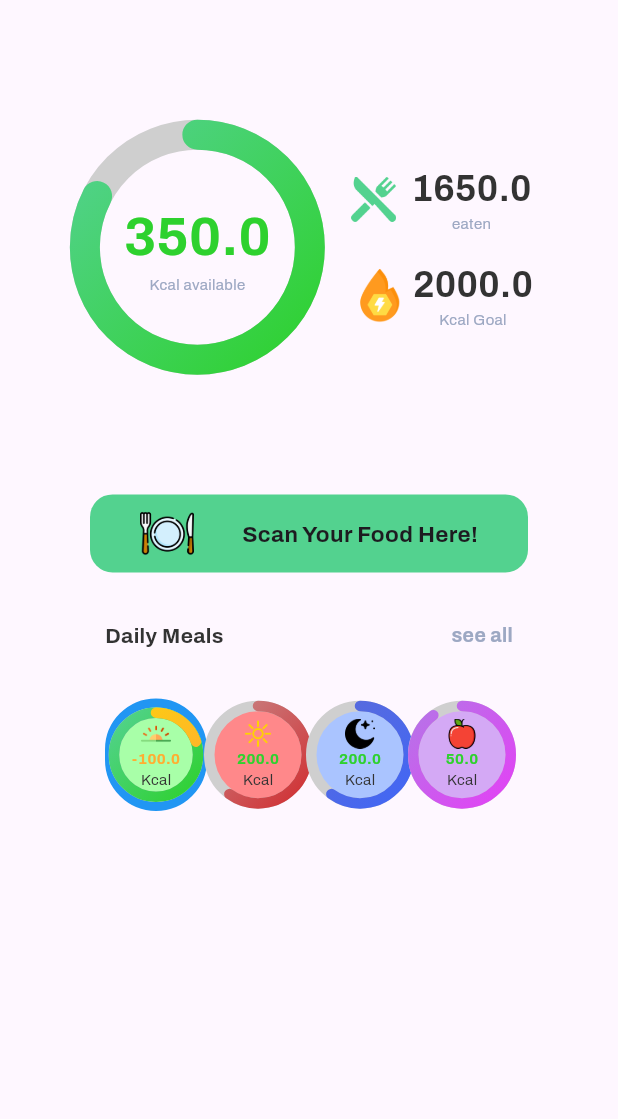
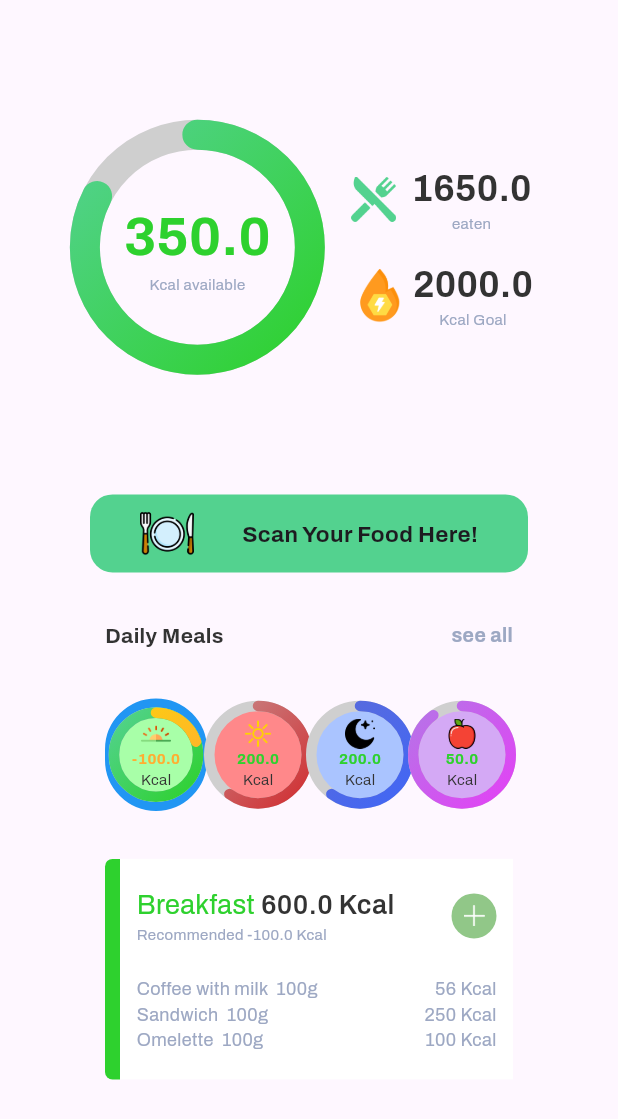
Before and after one commit to EdgarTanamal/Nutriwise, a Flutter app: the HomeScreen screen opened by its route, on a phone screen of 412 x 824 dp. Shown: the top 1119 px of the screen. Run offline on Flutter 3.47's test engine with Material 3 defaults, Android fonts, the light colour scheme and no system bars; our stand-ins replace cloud_firestore, firebase_auth, firebase_core, google_fonts, share_plus, shared_preferences; missing offline and left inert: json_cache; accounts and stored records are empty.

Commit message:
daily Meals Card

```diff
--- a/lib/shared/const.dart
+++ b/lib/shared/const.dart
@@ -22,10 +22,11 @@ class AppColors{
 
 
   static const Color backgroundColor = Color(0xFFF5F5F5); // Light grey
-
+  static const Color backgroundCard = Color(0xFFFFFFFF);
 
   static const Color textColor = Color(0xFF333333); // Dark grey
   static const Color subText = Color(0xFF9DA8C3); // light blue
+  static const Color button = Color(0xFF91C788);
 }
 
 class AppGradients {
@@ -90,6 +91,7 @@ class AppPicture{
   static const String moonPicture = "assets/images/moon.png";
   static const String afternoonPicture = "assets/images/weather.png";
   static const String snackPicture = "assets/images/apple.png";
+  static const String plusPicture = "assets/images/plus.png";
 }
 
 
--- a/lib/view/pages/home_page.dart
+++ b/lib/view/pages/home_page.dart
@@ -6,7 +6,7 @@ class HomeScreen extends StatefulWidget {
 }
 
 class _HomeScreenState extends State<HomeScreen> {
-  String selectedMeal = "breakfast";
+  String selectedMeal = "Breakfast";
   @override
   Widget build(BuildContext context) {
     //calorie consumption
@@ -21,13 +21,31 @@ class _HomeScreenState extends State<HomeScreen> {
     double snackGoal = 500;
 
 
+    double calorieConsumed =0;
+    double calorieGoal= 0;
+    if (selectedMeal == "Breakfast") {
+      calorieConsumed = breakfastCalorie;
+      calorieGoal = breakfastGoal;
+    } else if (selectedMeal == "Lunch") {
+      calorieConsumed = lunchCalorie;
+      calorieGoal = lunchGoal;
+    } else if (selectedMeal == "Dinner") {
+      calorieConsumed = dinnerCalorie;
+      calorieGoal = dinnerGoal;
+    } else if (selectedMeal == "Snack") {
+      calorieConsumed = snackCalorie;
+      calorieGoal = snackGoal;
+    }
+
+
     //algorithm to calculate total calorie consumption and goal
     double totalcalorieConsumed = breakfastCalorie+lunchCalorie+dinnerCalorie+snackCalorie;
-    double calorieGoal=breakfastGoal+lunchGoal+dinnerGoal+snackGoal;
+    double totalcalorieGoal=breakfastGoal+lunchGoal+dinnerGoal+snackGoal;
 
     double screenHeight = MediaQuery.of(context).size.height;
     return Scaffold(
-      body: Column(
+      body: SingleChildScrollView(
+        child: Column(
           children: [
             Container(
               height: screenHeight*0.4,
@@ -45,7 +63,7 @@ class _HomeScreenState extends State<HomeScreen> {
                         CalorieProgressIndicator(
                           gradient: AppGradients.greenGradient,
                           calorieConsumed: totalcalorieConsumed,
-                        calorieGoal: calorieGoal,
+                          calorieGoal: totalcalorieGoal,
                           strokeWidth: 20,
                           sized:150,
                           name: "Kcal available",
@@ -100,7 +118,7 @@ class _HomeScreenState extends State<HomeScreen> {
                               crossAxisAlignment: CrossAxisAlignment.center,
                               children: [
                                 Text(
-                                  "$calorieGoal",
+                                    "$totalcalorieGoal",
                                     style: GoogleFonts.archivo(fontSize: 24, color: AppColors.textColor, fontWeight: FontWeight.bold)
                                 ),
                                 Text(
@@ -171,7 +189,7 @@ class _HomeScreenState extends State<HomeScreen> {
                           child: GestureDetector(
                             onTap: () {
                               setState(() {
-                              selectedMeal = "breakfast";
+                                selectedMeal = "Breakfast";
                               });
                             },
                             child: CalorieProgressIndicator(
@@ -182,7 +200,7 @@ class _HomeScreenState extends State<HomeScreen> {
                               name: "Kcal",
                               totalCalorie: false,
                               gradient: AppGradients.greenGradient,
-                            isSelected: selectedMeal == "breakfast",
+                              isSelected: selectedMeal == "Breakfast",
                               picture: AppPicture.sunrisePicture,
                               color: AppColors.breakfastBG,
                             ),
@@ -192,7 +210,7 @@ class _HomeScreenState extends State<HomeScreen> {
                           child: GestureDetector(
                             onTap: () {
                               setState(() {
-                              selectedMeal = "lunch";
+                                selectedMeal = "Lunch";
                               });
                             },
                             child: CalorieProgressIndicator(
@@ -205,7 +223,7 @@ class _HomeScreenState extends State<HomeScreen> {
                               picture: AppPicture.afternoonPicture,
                               totalCalorie: false,
                               color: AppColors.lunchBG,
-                            isSelected: selectedMeal =="lunch",
+                              isSelected: selectedMeal =="Lunch",
                             ),
                           ),
                         ),
@@ -213,7 +231,7 @@ class _HomeScreenState extends State<HomeScreen> {
                           child: GestureDetector(
                             onTap: () {
                               setState(() {
-                              selectedMeal = "dinner";
+                                selectedMeal = "Dinner";
                               });
                             },
                             child: CalorieProgressIndicator(
@@ -226,7 +244,7 @@ class _HomeScreenState extends State<HomeScreen> {
                               name: "Kcal",
                               picture: AppPicture.moonPicture,
                               color: AppColors.dinnerBG,
-                            isSelected: selectedMeal == "dinner",
+                              isSelected: selectedMeal == "Dinner",
 
 
                             ),
@@ -236,7 +254,7 @@ class _HomeScreenState extends State<HomeScreen> {
                           child: GestureDetector(
                             onTap: () {
                               setState(() {
-                              selectedMeal = "snack";
+                                selectedMeal = "Snack";
                               });
                             },
                             child: CalorieProgressIndicator(
@@ -249,11 +267,17 @@ class _HomeScreenState extends State<HomeScreen> {
                               picture: AppPicture.snackPicture,
                               totalCalorie: false,
                               color: AppColors.snackBG,
-                            isSelected: selectedMeal == "snack",
+                              isSelected: selectedMeal == "Snack",
                             ),
                           ),
                         ),
                       ],
+                    ),
+                    SizedBox(height: 32),
+                    CardWidget(
+                        calorieConsumed: calorieConsumed,
+                        calorieGoal: calorieGoal,
+                        isSelected:selectedMeal
                     ),
                   ],
                 ) ,
@@ -261,7 +285,9 @@ class _HomeScreenState extends State<HomeScreen> {
               )
 
             )
+
           ],
+        ),
       ),
     );
   }
--- a/lib/view/widgets/card.dart
+++ /dev/null
@@ -1,29 +0,0 @@
-part of 'widgets.dart';
-
-class Card extends StatelessWidget {
-  final String articlePicture;
-  final String recMealsPicture;
-  final String keywords;
-  final String isSelected;
-  final double calorieConsumed;
-  final double calorieGoal;
-  final String description;
-
-
-  const Card({
-    super.key,
-    required this.calorieConsumed,
-    required this.calorieGoal,
-    this.articlePicture="e",
-    this.recMealsPicture="e",
-    this.keywords="e",
-    this.description="e",
-    this.isSelected="e",
-
-  });
-
-  @override
-  Widget build(BuildContext context) {
-    return const Placeholder();
-  }
-}
--- /dev/null
+++ b/lib/view/widgets/cardWidget.dart
@@ -0,0 +1,166 @@
+part of 'widgets.dart';
+
+class CardWidget extends StatelessWidget {
+  final String articlePicture;
+  final String recMealsPicture;
+  final String keywords;
+  final String isSelected;
+  final double calorieConsumed;
+  final double calorieGoal;
+  final String description;
+
+
+  const CardWidget({
+    super.key,
+    required this.calorieConsumed,
+    required this.calorieGoal,
+    required this.isSelected,
+    this.articlePicture="e",
+    this.recMealsPicture="e",
+    this.keywords="e",
+    this.description="e",
+
+  });
+
+  @override
+  Widget build(BuildContext context) {
+    Color cardColor;
+    List<Map<String, String>> descriptionCards;
+
+    switch (isSelected) {
+      case "Breakfast":
+        cardColor =AppColors.green;
+        descriptionCards = [
+          {"food": "Coffee with milk", "amount": "100g", "calorie": "56 Kcal"},
+          {"food": "Sandwich", "amount": "100g", "calorie": "250 Kcal"},
+          {"food": "Omelette", "amount": "100g", "calorie": "100 Kcal"},
+        ];
+        break;
+      case "Lunch":
+        cardColor = AppColors.red; // Warna merah
+        descriptionCards = [
+          {"food": "Grilled Chicken", "amount": "200g", "calorie": "300 Kcal"},
+          {"food": "Rice", "amount": "150g", "calorie": "200 Kcal"},
+          {"food": "Salad", "amount": "100g", "calorie": "50 Kcal"},
+        ];
+        break;
+      case "Dinner":
+        cardColor = AppColors.blue; // Warna biru
+        descriptionCards = [
+          {"food": "Soup", "amount": "150g", "calorie": "100 Kcal"},
+          {"food": "Steak", "amount": "200g", "calorie": "400 Kcal"},
+          {"food": "Veggies", "amount": "100g", "calorie": "70 Kcal"},
+        ];
+        break;
+      case "Snack":
+        cardColor = AppColors.purple; // Warna ungu
+        descriptionCards = [
+          {"food": "Chips", "amount": "50g", "calorie": "150 Kcal"},
+          {"food": "Cookies", "amount": "100g", "calorie": "250 Kcal"},
+          {"food": "Juice", "amount": "200ml", "calorie": "100 Kcal"},
+        ];
+        break;
+      default:
+        cardColor = AppColors.backgroundCard; // Default warna kartu
+        descriptionCards = [];
+    }
+
+    return Stack(
+      alignment: Alignment.center,
+      children: [
+        IntrinsicHeight(
+          child: Row(
+            crossAxisAlignment: CrossAxisAlignment.stretch, // Makes children stretch to the same height
+            children: [
+              Container(
+                width: 10,
+                decoration: BoxDecoration(
+                  color: cardColor,
+                  borderRadius: BorderRadius.only(
+                      bottomLeft:Radius.circular(5),
+                      topLeft:Radius.circular(5)
+                  ),
+                ),
+              ),
+              Expanded(
+                child: Container(
+                  color: AppColors.backgroundCard,
+                  child: Padding(
+                    padding: const EdgeInsets.symmetric(horizontal: 11,vertical: 18),
+                    child: Column(
+                      children: [
+                        Row(
+                          mainAxisAlignment: MainAxisAlignment.spaceBetween,
+                          children: [
+                            Column(
+                              crossAxisAlignment: CrossAxisAlignment.start,
+                              children: [
+                                Row(
+                                  children: [
+                                    Text(
+                                        "$isSelected ",
+                                      style: GoogleFonts.archivo(
+                                        fontSize: 18,
+                                        color: cardColor,
+                                      ),
+                                    ),
+                                    Text(
+                                        "$calorieConsumed Kcal",
+                                      style: GoogleFonts.archivo(
+                                        fontSize: 18,
+                                        color: AppColors.textColor,
+                                        fontWeight: FontWeight.w600,
+                                      ),
+                                    )
+                                  ],
+                                ),
+                                Text(
+                                    "Recommended ${calorieGoal-calorieConsumed} Kcal",
+                                  style: GoogleFonts.archivo(
+                                    fontSize: 10,
+                                    color: AppColors.subText
+                                  ),
+                                ),
+                              ],
+                            ),
+                            Container(
+                              width: 30,
+                              height: 30,
+                              decoration: BoxDecoration(
+                                color: AppColors.button,
+                                borderRadius: BorderRadius.all(Radius.circular(15)),
+                              ),
+                              child: Padding(
+                                padding: const EdgeInsets.all(8.0),
+                                child: Image.asset(
+                                    AppPicture.plusPicture,
+                                  fit: BoxFit.fill,
+                                ),
+                              ),
+                            ),
+
+                          ],
+                        ),
+                        SizedBox(height: 20),
+                        Column(
+                          children: descriptionCards.map((desc) {
+                            return descriptionCard(
+                              food: desc["food"] ?? "",
+                              amount: desc["amount"] ?? "",
+                              calorie: desc["calorie"] ?? "",
+                            );
+                          }).toList(),
+                        ),
+
+                      ],
+                    ),
+                  ),
+                ),
+              ),
+            ],
+          ),
+        )
+      ],
+    );
+  }
+}
--- /dev/null
+++ b/lib/view/widgets/descriptionCard.dart
@@ -0,0 +1,41 @@
+part of 'widgets.dart';
+
+class descriptionCard extends StatelessWidget {
+  final String food;
+  final String amount;
+  final String calorie;
+
+  const descriptionCard({
+    super.key,
+    required this.food,
+    required this.amount,
+    required this.calorie
+  });
+
+  @override
+  Widget build(BuildContext context) {
+    return Stack(
+      children: [
+        Row(
+          mainAxisAlignment: MainAxisAlignment.spaceBetween,
+          children: [
+            Text(
+              "$food  $amount",
+              style: GoogleFonts.archivo(
+                fontSize: 12,
+                color: AppColors.subText,
+              ),
+            ),
+            Text(
+              calorie,
+              style: GoogleFonts.archivo(
+                fontSize: 12,
+                color: AppColors.subText,
+              ),
+            ),
+          ],
+        )
+      ],
+    );
+  }
+}
--- a/lib/view/widgets/widgets.dart
+++ b/lib/view/widgets/widgets.dart
@@ -7,4 +7,5 @@ import 'package:google_fonts/google_fonts.dart'; // Correct relative path to con
 
 
 part 'calorieProgressIndicator.dart';
-part 'card.dart';
+part 'cardWidget.dart';
+part 'descriptionCard.dart';
```
Also changed, not shown: assets/images/plus.png (added). Lines whose indentation alone changed are shown as unchanged.
